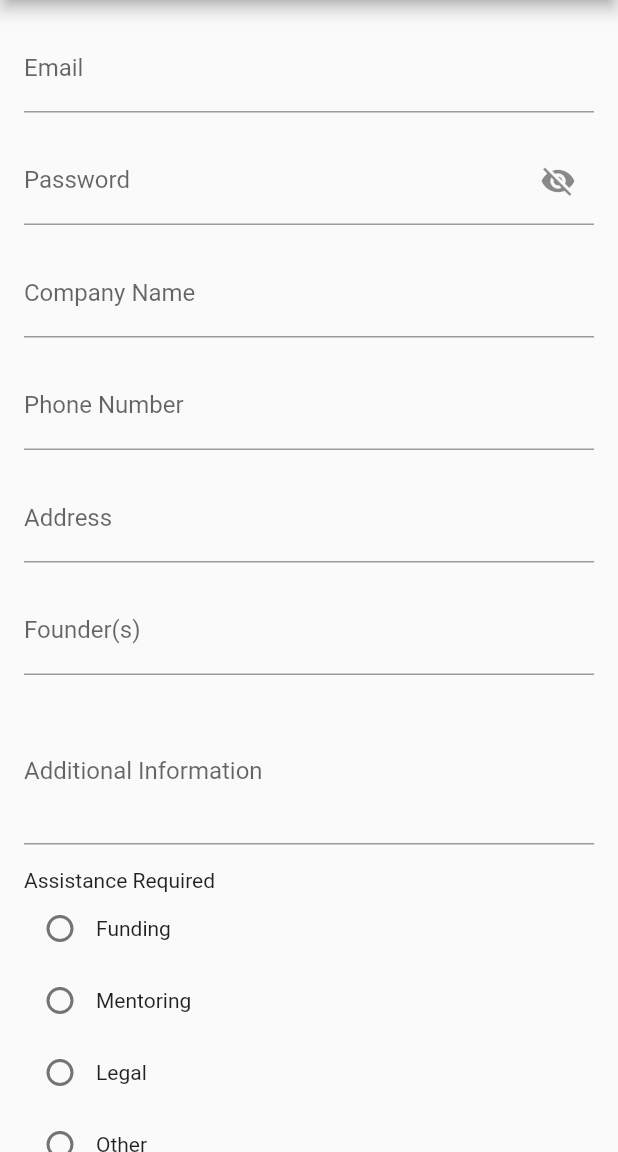
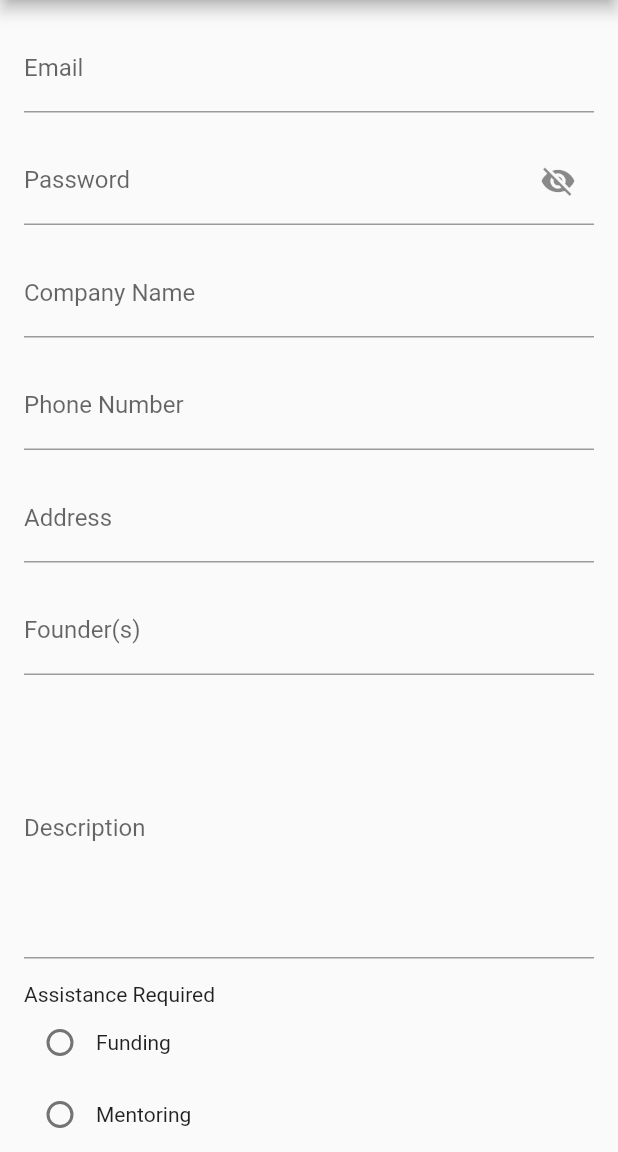
Before and after one commit to abdissa-png/Evolve-startup-incubator, a Flutter app: the CreateStartupAccountPage screen opened directly, on a phone screen of 412 x 824 dp, the part 84-1236 px from its top. Run offline on Flutter 3.47's test engine with Material 2 defaults, Android fonts, the phone set to English and light mode, and no system bars.

Commit message:
changes to login page

```diff
--- a/lib/login/screens/create_startup_account.dart
+++ b/lib/login/screens/create_startup_account.dart
@@ -1,3 +1,5 @@
+// ignore_for_file: prefer_const_constructors
+
 import 'package:flutter/material.dart';
 import '../models/create_startup_model.dart';
 
@@ -119,9 +121,9 @@ class _CreateStartupAccountPageState extends State<CreateStartupAccountPage> {
               SizedBox(height: 16.0),
               TextFormField(
                 decoration: InputDecoration(
-                  labelText: 'Additional Information',
+                  labelText: 'Description',
                 ),
-                maxLines: 3,
+                maxLines: 7,
                 validator: (value) {
                   return null;
                 },
@@ -131,7 +133,7 @@ class _CreateStartupAccountPageState extends State<CreateStartupAccountPage> {
               Row(
                 children: [
                   Radio(
-                    value: 'funding',
+                    value: 'Funding',
                     groupValue: _otherAssistance,
                     onChanged: (value) {
                       setState(() {
@@ -145,7 +147,7 @@ class _CreateStartupAccountPageState extends State<CreateStartupAccountPage> {
               Row(
                 children: [
                   Radio(
-                    value: 'mentoring',
+                    value: 'Mentoring',
                     groupValue: _otherAssistance,
                     onChanged: (value) {
                       setState(() {
@@ -159,7 +161,7 @@ class _CreateStartupAccountPageState extends State<CreateStartupAccountPage> {
               Row(
                 children: [
                   Radio(
-                    value: 'legal',
+                    value: 'Legal Assistance',
                     groupValue: _otherAssistance,
                     onChanged: (value) {
                       setState(() {
@@ -173,7 +175,7 @@ class _CreateStartupAccountPageState extends State<CreateStartupAccountPage> {
               Row(
                 children: [
                   Radio(
-                    value: 'other',
+                    value: 'Other',
                     groupValue: _otherAssistance,
                     onChanged: (value) {
                       setState(() {
@@ -184,24 +186,24 @@ class _CreateStartupAccountPageState extends State<CreateStartupAccountPage> {
                   Text('Other'),
                 ],
               ),
-              if (_otherAssistance == 'other')
-                TextFormField(
-                  decoration: InputDecoration(
-                    labelText: 'Specify Assistance',
-                  ),
-                  validator: (value) {
-                    if (value == null || value.isEmpty) {
-                      return 'Assistance details are required';
-                    }
-                    return null;
-                  },
-                ),
+              // if (_otherAssistance == 'other')
+              //   TextFormField(
+              //     decoration: InputDecoration(
+              //       labelText: 'Specify Assistance',
+              //     ),
+              //     validator: (value) {
+              //       if (value == null || value.isEmpty) {
+              //         return 'Assistance details are required';
+              //       }
+              //       return null;
+              //     },
+              //   ),
               SizedBox(height: 16.0),
               Text('Company Stage'),
               Row(
                 children: [
                   Radio(
-                    value: 'seed',
+                    value: 'Seed',
                     groupValue: _companyStage,
                     onChanged: (value) {
                       setState(() {
@@ -215,7 +217,7 @@ class _CreateStartupAccountPageState extends State<CreateStartupAccountPage> {
               Row(
                 children: [
                   Radio(
-                    value: 'early_stage',
+                    value: 'Early-Stage',
                     groupValue: _companyStage,
                     onChanged: (value) {
                       setState(() {
@@ -229,7 +231,7 @@ class _CreateStartupAccountPageState extends State<CreateStartupAccountPage> {
               Row(
                 children: [
                   Radio(
-                    value: 'growth',
+                    value: 'Growth',
                     groupValue: _companyStage,
                     onChanged: (value) {
                       setState(() {
@@ -243,7 +245,7 @@ class _CreateStartupAccountPageState extends State<CreateStartupAccountPage> {
               Row(
                 children: [
                   Radio(
-                    value: 'late_stage',
+                    value: 'Late-Stage',
                     groupValue: _companyStage,
                     onChanged: (value) {
                       setState(() {
@@ -280,7 +282,7 @@ class _CreateStartupAccountPageState extends State<CreateStartupAccountPage> {
                   }
                 },
                 style: ElevatedButton.styleFrom(
-                  primary: Colors.purple[900],
+                  backgroundColor: Colors.purple[900],
                 ),
                 child: Text(
                   'Create Account',
--- a/lib/login/screens/login.dart
+++ b/lib/login/screens/login.dart
@@ -1,3 +1,5 @@
+// ignore_for_file: prefer_const_constructors
+
 import 'package:flutter/material.dart';
 import '../models/login_model.dart';
 
@@ -49,9 +51,7 @@ class _LoginPageState extends State<LoginPage> {
         child: Column(
           mainAxisAlignment: MainAxisAlignment.center,
           children: [
-            Image(
-              image: AssetImage('assets/images/logo.png'),
-            ),
+            Image(image: AssetImage('assets/images/logo.png'), height: 150.0),
             Text(
               'Sign in to your account',
               style: TextStyle(fontSize: 20.0),
```
Also changed, not shown: lib/login/screens/create_account.dart (+6 -6 lines), lib/login/screens/create_investor_account.dart (+28 -26 lines).
